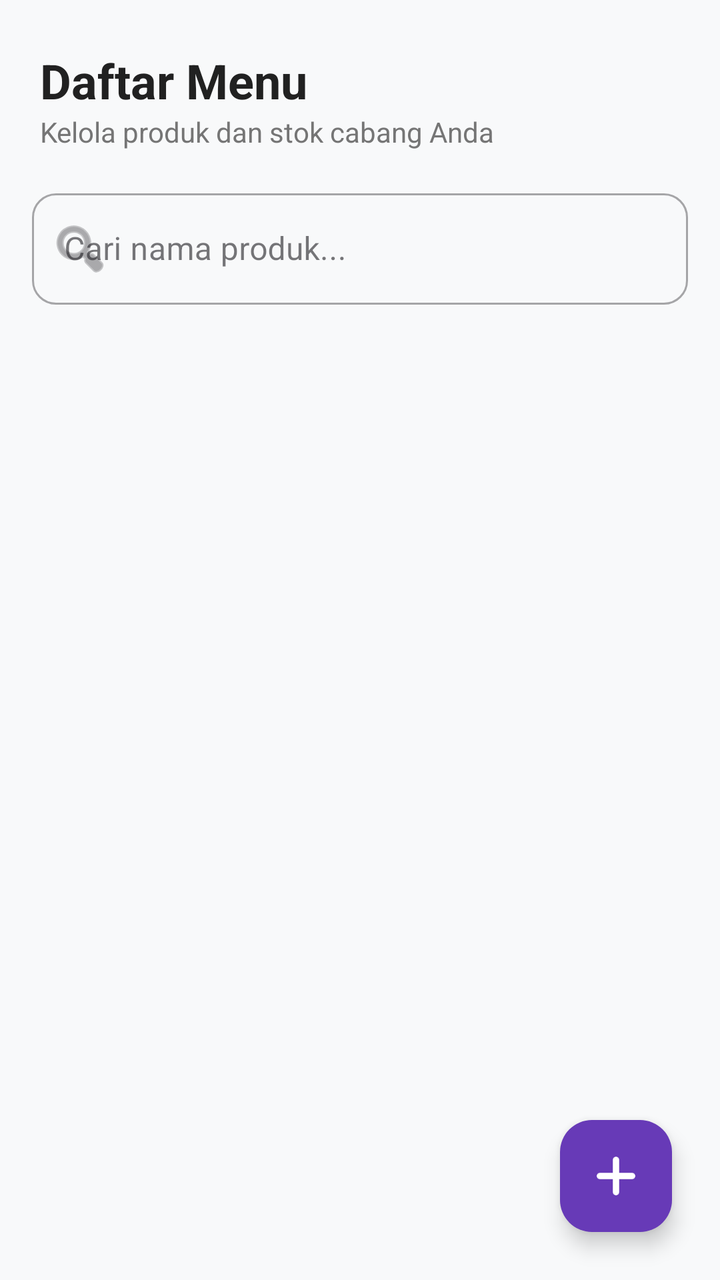
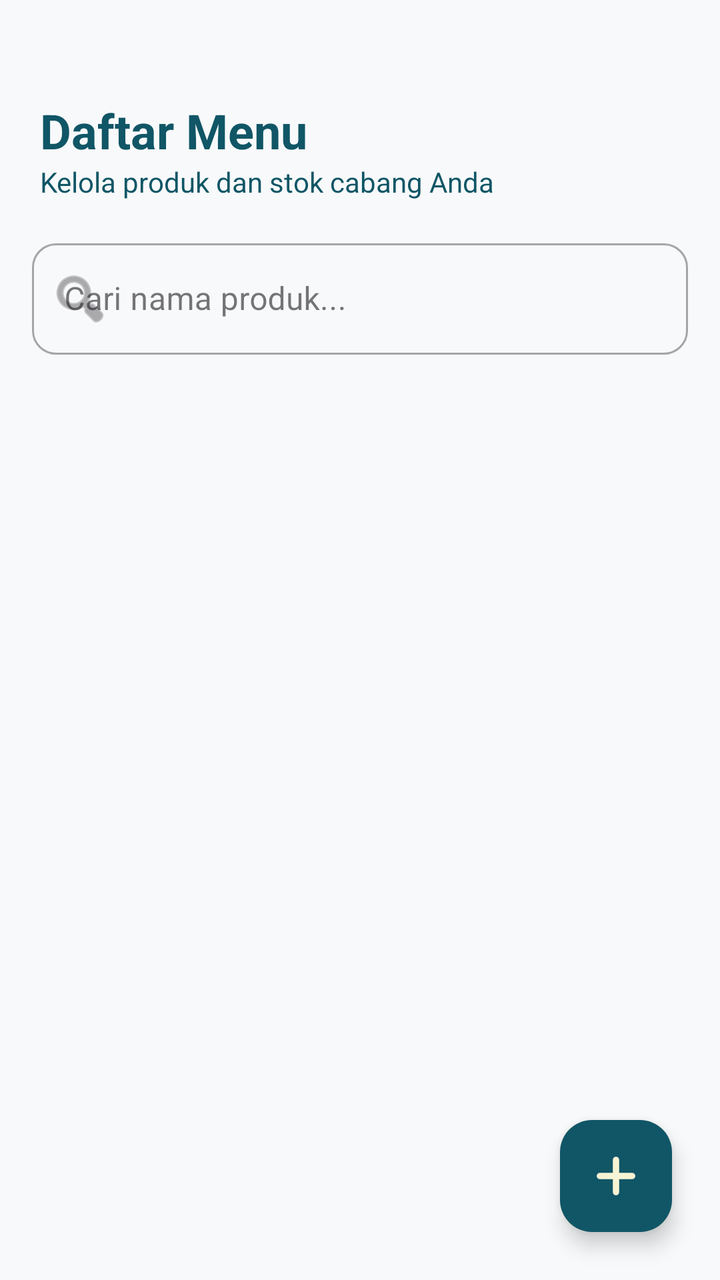

Compare the two renders of this Android layout. The source of the first and the diff that turns it into the second are given below.
<!-- AndroidManifest.xml: application theme Theme.Penjualan -->
<!-- res/layout/activity_data_menu.xml -->
<?xml version="1.0" encoding="utf-8"?>
<androidx.constraintlayout.widget.ConstraintLayout
    xmlns:android="http://schemas.android.com/apk/res/android"
    xmlns:app="http://schemas.android.com/apk/res-auto"
    xmlns:tools="http://schemas.android.com/tools"
    android:id="@+id/main"
    android:layout_width="match_parent"
    android:layout_height="match_parent"
    android:background="#F8F9FA">

    <androidx.core.widget.NestedScrollView
        android:id="@+id/nestedScroll"
        android:layout_width="match_parent"
        android:layout_height="match_parent"
        android:fillViewport="true">

        <LinearLayout
            android:layout_width="match_parent"
            android:layout_height="wrap_content"
            android:orientation="vertical"
            android:paddingBottom="80dp"> <TextView
            android:layout_width="wrap_content"
            android:layout_height="wrap_content"
            android:text="Daftar Menu"
            android:textSize="24sp"
            android:textStyle="bold"
            android:textColor="#212121"
            android:layout_marginHorizontal="20dp"
            android:layout_marginTop="24dp"/>

            <TextView
                android:layout_width="wrap_content"
                android:layout_height="wrap_content"
                android:text="Kelola produk dan stok cabang Anda"
                android:textSize="14sp"
                android:textColor="#757575"
                android:layout_marginHorizontal="20dp"
                android:layout_marginBottom="16dp"/>

            <com.google.android.material.textfield.TextInputLayout
                android:id="@+id/tilSearch"
                style="@style/Widget.MaterialComponents.TextInputLayout.OutlinedBox"
                android:layout_width="match_parent"
                android:layout_height="wrap_content"
                android:layout_marginHorizontal="16dp"
                android:layout_marginBottom="16dp"
                app:startIconDrawable="@android:drawable/ic_menu_search"
                app:boxCornerRadiusTopStart="12dp"
                app:boxCornerRadiusTopEnd="12dp"
                app:boxCornerRadiusBottomStart="12dp"
                app:boxCornerRadiusBottomEnd="12dp">

                <com.google.android.material.textfield.TextInputEditText
                    android:id="@+id/etSearchMenu"
                    android:layout_width="match_parent"
                    android:layout_height="wrap_content"
                    android:hint="Cari nama produk..."
                    android:inputType="text" />
            </com.google.android.material.textfield.TextInputLayout>

            <androidx.recyclerview.widget.RecyclerView
                android:id="@+id/rvMenu"
                android:layout_width="match_parent"
                android:layout_height="wrap_content"
                android:nestedScrollingEnabled="false"
                tools:listitem="@layout/item_menu" /> </LinearLayout>
    </androidx.core.widget.NestedScrollView>

    <com.google.android.material.floatingactionbutton.FloatingActionButton
        android:id="@+id/fabAddMenu"
        android:layout_width="wrap_content"
        android:layout_height="wrap_content"
        android:layout_margin="24dp"
        android:contentDescription="Tambah Menu Baru"
        android:src="@drawable/ic_plus"
        app:tint="@android:color/white"
        app:backgroundTint="#673AB7"
        app:layout_constraintBottom_toBottomOf="parent"
        app:layout_constraintEnd_toEndOf="parent"/>

</androidx.constraintlayout.widget.ConstraintLayout>
<!-- res/layout/item_menu.xml (included above) -->
<?xml version="1.0" encoding="utf-8"?>
<androidx.cardview.widget.CardView xmlns:android="http://schemas.android.com/apk/res/android"
    xmlns:app="http://schemas.android.com/apk/res-auto"
    android:layout_width="match_parent"
    android:layout_height="wrap_content"
    android:layout_marginHorizontal="12dp"
    android:layout_marginVertical="6dp"
    app:cardCornerRadius="12dp"
    app:cardElevation="3dp">

    <RelativeLayout
        android:layout_width="match_parent"
        android:layout_height="wrap_content"
        android:padding="12dp">

        <com.google.android.material.imageview.ShapeableImageView
            android:id="@+id/ivItemFoto"
            android:layout_width="80dp"
            android:layout_height="80dp"
            android:scaleType="centerCrop"
            app:shapeAppearanceOverlay="@style/ShapeAppearance.MaterialComponents.SmallComponent"
            android:src="@drawable/ic_produk" />

        <LinearLayout
            android:layout_width="match_parent"
            android:layout_height="wrap_content"
            android:layout_toEndOf="@id/ivItemFoto"
            android:layout_toStartOf="@id/layoutAction"
            android:layout_marginStart="12dp"
            android:orientation="vertical">

            <TextView
                android:id="@+id/tvItemNama"
                android:layout_width="wrap_content"
                android:layout_height="wrap_content"
                android:text="Nama Produk"
                android:textColor="#212121"
                android:textSize="16sp"
                android:textStyle="bold" />

            <TextView
                android:id="@+id/tvItemHarga"
                android:layout_width="wrap_content"
                android:layout_height="wrap_content"
                android:text="Rp 0"
                android:textColor="#673AB7"
                android:textStyle="bold" />

            <TextView
                android:id="@+id/tvItemCabang"
                android:layout_width="wrap_content"
                android:layout_height="wrap_content"
                android:text="Cabang"
                android:textSize="12sp"
                android:textColor="#757575" />

            <com.google.android.material.chip.Chip
                android:id="@+id/chipItemStatus"
                style="@style/Widget.MaterialComponents.Chip.Action"
                android:layout_width="wrap_content"
                android:layout_height="32dp"
                android:text="Status"
                android:textSize="10sp"
                app:chipBackgroundColor="@android:color/holo_green_light" />
        </LinearLayout>

        <LinearLayout
            android:id="@+id/layoutAction"
            android:layout_width="wrap_content"
            android:layout_height="wrap_content"
            android:layout_alignParentEnd="true"
            android:layout_centerVertical="true"
            android:orientation="vertical">

            <ImageView
                android:id="@+id/btnEditMenu"
                android:layout_width="36dp"
                android:layout_height="36dp"
                android:padding="8dp"
                android:src="@drawable/ic_edit"
                android:background="?attr/selectableItemBackgroundBorderless"
                app:tint="#4CAF50" />

            <ImageView
                android:id="@+id/btnDeleteMenu"
                android:layout_width="36dp"
                android:layout_height="36dp"
                android:layout_marginTop="8dp"
                android:padding="8dp"
                android:src="@drawable/ic_delete"
                android:background="?attr/selectableItemBackgroundBorderless"
                app:tint="#F44336" />
        </LinearLayout>

        <TextView android:id="@+id/tvItemStok" android:layout_width="0dp" android:layout_height="0dp" android:visibility="gone"/>
        <TextView android:id="@+id/tvItemKategori" android:layout_width="0dp" android:layout_height="0dp" android:visibility="gone"/>

    </RelativeLayout>
</androidx.cardview.widget.CardView>
<!-- resources referenced by this layout -->
<resources>
  <!-- drawable ic_delete: png bitmap (drawable, 2269 bytes) -->
  <!-- drawable ic_edit: png bitmap (drawable, 989 bytes) -->
  <!-- drawable ic_plus: png bitmap (drawable, 815 bytes) -->
  <!-- drawable ic_produk: png bitmap (drawable, 731 bytes) -->
  <style name="Theme.Penjualan" parent="Base.Theme.Penjualan" />
  <style name="Base.Theme.Penjualan" parent="Theme.Material3.DayNight.NoActionBar">
          
          
      </style>
</resources>

<!-- the commit's change to res/layout/activity_data_menu.xml (unified diff, before → after) -->
@@ -18,13 +18,15 @@
             android:layout_width="match_parent"
             android:layout_height="wrap_content"
             android:orientation="vertical"
-            android:paddingBottom="80dp"> <TextView
+            android:paddingTop="25dp"
+            android:paddingBottom="80dp">
+            <TextView
             android:layout_width="wrap_content"
             android:layout_height="wrap_content"
             android:text="Daftar Menu"
             android:textSize="24sp"
             android:textStyle="bold"
-            android:textColor="#212121"
+            android:textColor="@color/teal_deep"
             android:layout_marginHorizontal="20dp"
             android:layout_marginTop="24dp"/>
 
@@ -33,7 +35,7 @@
                 android:layout_height="wrap_content"
                 android:text="Kelola produk dan stok cabang Anda"
                 android:textSize="14sp"
-                android:textColor="#757575"
+                android:textColor="@color/teal_deep"
                 android:layout_marginHorizontal="20dp"
                 android:layout_marginBottom="16dp"/>
 
@@ -73,8 +75,8 @@
         android:layout_margin="24dp"
         android:contentDescription="Tambah Menu Baru"
         android:src="@drawable/ic_plus"
-        app:tint="@android:color/white"
-        app:backgroundTint="#673AB7"
+        app:tint="@color/cream"
+        app:backgroundTint="@color/teal_deep"
         app:layout_constraintBottom_toBottomOf="parent"
         app:layout_constraintEnd_toEndOf="parent"/>
 
@@ -125,7 +127,7 @@
                 android:layout_width="wrap_content"
                 android:layout_height="wrap_content"
                 android:text="Rp 0"
-                android:textColor="#673AB7"
+                android:textColor="@color/teal_deep"
                 android:textStyle="bold" />
 
             <TextView
<!-- resource entries referenced after the edit -->
@@ -1,5 +1,7 @@
 <!-- resources referenced by this layout -->
 <resources>
+  <color name="cream">#F7F4D5</color>
+  <color name="teal_deep">#105666</color>
   <!-- drawable ic_delete: png bitmap (drawable, 2269 bytes) -->
   <!-- drawable ic_edit: png bitmap (drawable, 989 bytes) -->
   <!-- drawable ic_plus: png bitmap (drawable, 815 bytes) -->
@@ -7,7 +9,18 @@
   <style name="Theme.Penjualan" parent="Base.Theme.Penjualan" />
   <style name="Base.Theme.Penjualan" parent="Theme.Material3.DayNight.NoActionBar">
           
-          
+          <item name="colorPrimary">@color/teal_deep</item>
+          <item name="colorOnPrimary">@color/cream</item>
+          <item name="colorPrimaryContainer">@color/teal_light</item>
+          <item name="colorOnPrimaryContainer">@color/white</item>
+  
+          <item name="colorSecondary">@color/teal_light</item>
+          <item name="colorOnSecondary">@color/white</item>
+  
+          <item name="android:windowBackground">@color/white</item>
+          <item name="android:statusBarColor">@color/teal_deep</item>
       </style>
+  <color name="teal_light">#1A7D91</color>
+  <color name="white">#FFFFFFFF</color>
 </resources>
 
